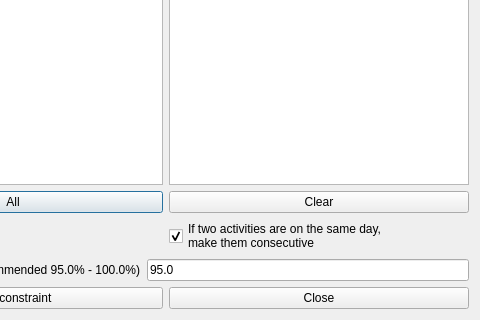
Old version of the form fet/src/interface/addconstraintminhalfdaysbetweenactivitiesform_template.ui in the repository vonmecheln/fet; both pictures show x 148 to 628 and y 244 to 564 of the 628 by 564 pixel window.
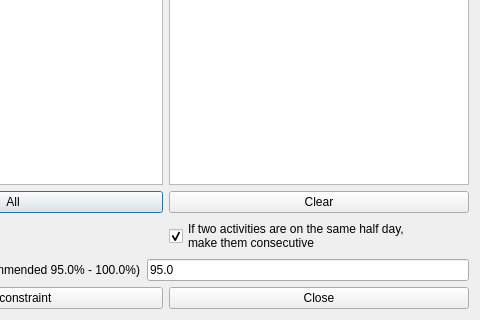
New version of the form.

```diff
--- a/fet/src/interface/addconstraintminhalfdaysbetweenactivitiesform_template.ui
+++ b/fet/src/interface/addconstraintminhalfdaysbetweenactivitiesform_template.ui
@@ -180,7 +180,7 @@
      <item>
       <widget class="QCheckBox" name="consecutiveIfSameDayCheckBox">
        <property name="text">
-        <string comment="Keep translation short. Check how the dialog looks (dialog of add constraint min half days between activities)">If two activities are on the same day,
+        <string comment="Keep translation short. Check how the dialog looks (dialog of add constraint min half days between activities)">If two activities are on the same half day,
 make them consecutive</string>
        </property>
        <property name="checked">
```
